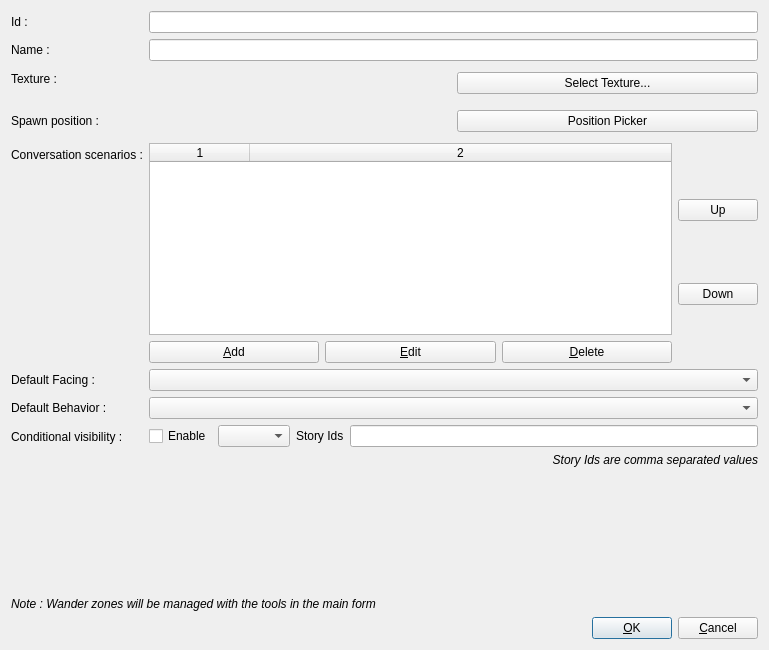
First picture: the form in mapEditor/src/editNPCForm.ui, repository jeremydumais/TheWarrior, before the edit.
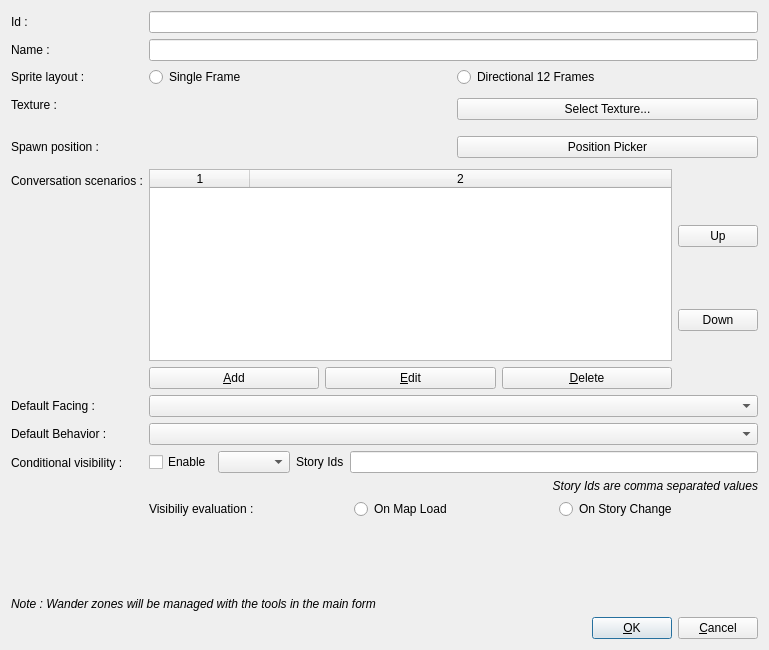
Second picture: the form after the edit. Icons and pictures are not drawn.

Commit message: feat: add combat-driven story progression and NPC visibility updates

Diff of the .ui file:
```diff
--- a/mapEditor/src/editNPCForm.ui
+++ b/mapEditor/src/editNPCForm.ui
@@ -58,14 +58,14 @@
      <item row="1" column="1">
       <widget class="QLineEdit" name="lineEditName"/>
      </item>
-     <item row="3" column="0">
+     <item row="4" column="0">
       <widget class="QLabel" name="labelTexturePicker">
        <property name="text">
         <string>Texture : </string>
        </property>
       </widget>
      </item>
-     <item row="3" column="1">
+     <item row="4" column="1">
       <layout class="QHBoxLayout" name="horizontalLayout_3">
        <item>
         <widget class="QLabel" name="labelNPCTexture">
@@ -99,7 +99,7 @@
        </item>
       </layout>
      </item>
-     <item row="5" column="0">
+     <item row="6" column="0">
       <widget class="QLabel" name="labelSpawnPosition">
        <property name="minimumSize">
         <size>
@@ -115,7 +115,7 @@
        </property>
       </widget>
      </item>
-     <item row="5" column="1">
+     <item row="6" column="1">
       <layout class="QHBoxLayout" name="horizontalLayout_4">
        <item>
         <widget class="QLabel" name="labelSpawnPositionValue">
@@ -149,14 +149,14 @@
        </item>
       </layout>
      </item>
-     <item row="6" column="0">
+     <item row="7" column="0">
       <widget class="QLabel" name="labelConversationScenarios">
        <property name="text">
         <string>Conversation scenarios :</string>
        </property>
       </widget>
      </item>
-     <item row="6" column="1">
+     <item row="7" column="1">
       <layout class="QHBoxLayout" name="horizontalLayout_6">
        <item>
         <layout class="QVBoxLayout" name="verticalLayout_2">
@@ -243,27 +243,27 @@
        </item>
       </layout>
      </item>
-     <item row="8" column="0">
+     <item row="9" column="0">
       <widget class="QLabel" name="labelDefaultFacing">
        <property name="text">
         <string>Default Facing :</string>
        </property>
       </widget>
      </item>
-     <item row="8" column="1">
+     <item row="9" column="1">
       <widget class="QComboBox" name="comboBoxDefaultFacing"/>
      </item>
-     <item row="10" column="0">
+     <item row="11" column="0">
       <widget class="QLabel" name="labelDefaultBehavior">
        <property name="text">
         <string>Default Behavior : </string>
        </property>
       </widget>
      </item>
-     <item row="10" column="1">
-      <widget class="QComboBox" name="comboBoxDefaultBehavior"/>
-     </item>
      <item row="11" column="1">
+      <widget class="QComboBox" name="comboBoxDefaultBehavior"/>
+     </item>
+     <item row="12" column="1">
       <layout class="QVBoxLayout" name="verticalLayout_5">
        <item>
         <layout class="QHBoxLayout" name="horizontalLayout_7">
@@ -304,15 +304,77 @@
          </property>
         </widget>
        </item>
+       <item>
+        <layout class="QHBoxLayout" name="horizontalLayout_9">
+         <item>
+          <widget class="QLabel" name="label_4">
+           <property name="text">
+            <string>Visibiliy evaluation : </string>
+           </property>
+          </widget>
+         </item>
+         <item>
+          <widget class="QRadioButton" name="radioButtonOnMapLoad">
+           <property name="text">
+            <string>On Map Load</string>
+           </property>
+           <attribute name="buttonGroup">
+            <string notr="true">buttonGroupVisibilityEvaluation</string>
+           </attribute>
+          </widget>
+         </item>
+         <item>
+          <widget class="QRadioButton" name="radioButtonOnStoryChange">
+           <property name="text">
+            <string>On Story Change</string>
+           </property>
+           <attribute name="buttonGroup">
+            <string notr="true">buttonGroupVisibilityEvaluation</string>
+           </attribute>
+          </widget>
+         </item>
+        </layout>
+       </item>
       </layout>
      </item>
-     <item row="11" column="0">
+     <item row="12" column="0">
       <widget class="QLabel" name="labelVisibleOnConditions">
        <property name="text">
         <string>Conditional visibility :</string>
        </property>
       </widget>
      </item>
+     <item row="3" column="0">
+      <widget class="QLabel" name="label_3">
+       <property name="text">
+        <string>Sprite layout :</string>
+       </property>
+      </widget>
+     </item>
+     <item row="3" column="1">
+      <layout class="QHBoxLayout" name="horizontalLayout_8">
+       <item>
+        <widget class="QRadioButton" name="radioButtonSpriteSingleFrame">
+         <property name="text">
+          <string>Single Frame</string>
+         </property>
+         <attribute name="buttonGroup">
+          <string notr="true">buttonGroupSpriteLayout</string>
+         </attribute>
+        </widget>
+       </item>
+       <item>
+        <widget class="QRadioButton" name="radioButtonSpriteDirectional12Frames">
+         <property name="text">
+          <string>Directional 12 Frames</string>
+         </property>
+         <attribute name="buttonGroup">
+          <string notr="true">buttonGroupSpriteLayout</string>
+         </attribute>
+        </widget>
+       </item>
+      </layout>
+     </item>
     </layout>
    </item>
    <item>
```
Left out of the diff: 12 changed lines with no effect on the pictures. The commit also changes 37 other files.
